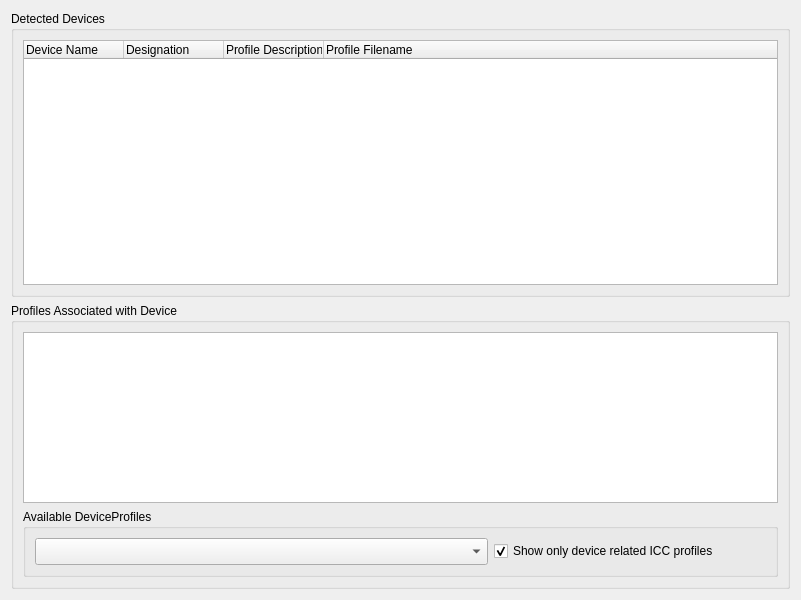
Before: the Qt Designer form src/modules/devices/sy_devices.ui in oyranos-cms/Synnefo, drawn with Qt 5.
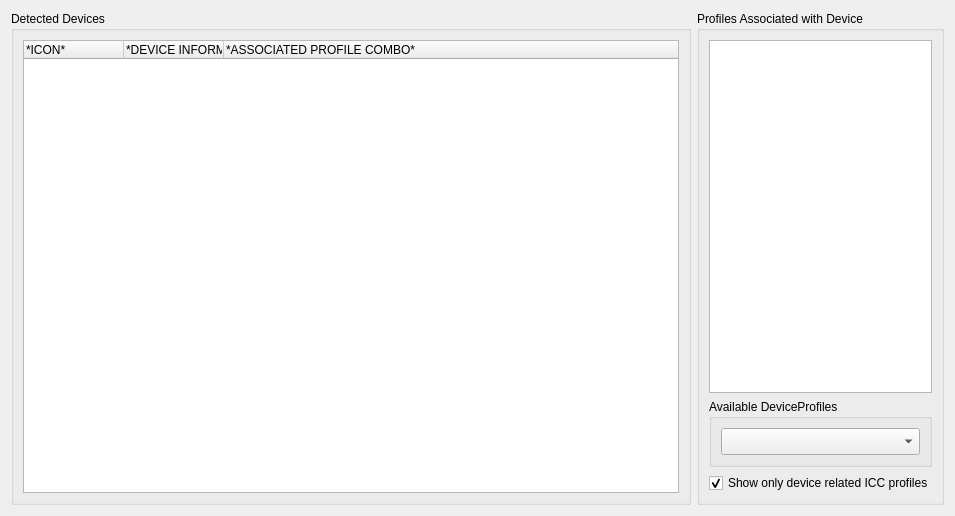
After: the same form once the commit is applied.

Commit message: begun streamlining of "Devices" and "Info" UIs

The edit to the form file:
```diff
--- a/src/modules/devices/sy_devices.ui
+++ b/src/modules/devices/sy_devices.ui
@@ -6,8 +6,8 @@
    <rect>
     <x>0</x>
     <y>0</y>
-    <width>801</width>
-    <height>600</height>
+    <width>955</width>
+    <height>516</height>
    </rect>
   </property>
   <layout class="QGridLayout" name="gridLayout_4">
@@ -37,6 +37,9 @@
         <property name="toolTip">
          <string>List of installed input/output devices and their default profiles.</string>
         </property>
+        <property name="alternatingRowColors">
+         <bool>false</bool>
+        </property>
         <property name="iconSize">
          <size>
           <width>32</width>
@@ -52,24 +55,28 @@
         <property name="headerHidden">
          <bool>false</bool>
         </property>
-        <column>
-         <property name="text">
-          <string>Device Name</string>
-         </property>
-        </column>
+        <property name="columnCount">
+         <number>3</number>
+        </property>
+        <attribute name="headerVisible">
+         <bool>true</bool>
+        </attribute>
+        <attribute name="headerVisible">
+         <bool>true</bool>
+        </attribute>
         <column>
          <property name="text">
-          <string>Designation</string>
+          <string>*ICON*</string>
          </property>
         </column>
         <column>
          <property name="text">
-          <string>Profile Description</string>
+          <string notr="true">*DEVICE INFORMATION*</string>
          </property>
         </column>
         <column>
          <property name="text">
-          <string>Profile Filename</string>
+          <string>*ASSOCIATED PROFILE COMBO*</string>
          </property>
         </column>
        </widget>
@@ -77,14 +84,20 @@
      </layout>
     </widget>
    </item>
-   <item row="1" column="0">
-    <widget class="QGroupBox" name="groupBox_2">
+   <item row="0" column="1">
+    <widget class="QGroupBox" name="profileAssociationGroupBox">
      <property name="sizePolicy">
       <sizepolicy hsizetype="Preferred" vsizetype="Ignored">
        <horstretch>0</horstretch>
        <verstretch>0</verstretch>
       </sizepolicy>
      </property>
+     <property name="maximumSize">
+      <size>
+       <width>247</width>
+       <height>16777215</height>
+      </size>
+     </property>
      <property name="title">
       <string>Profiles Associated with Device</string>
      </property>
@@ -115,7 +128,7 @@
         </property>
         <layout class="QGridLayout" name="gridLayout">
          <item row="0" column="0">
-          <layout class="QHBoxLayout" name="horizontalLayout_2" stretch="5,3">
+          <layout class="QHBoxLayout" name="horizontalLayout_2" stretch="5">
            <item>
             <widget class="QComboBox" name="deviceProfileComboBox">
              <property name="sizePolicy">
@@ -132,7 +145,12 @@
              </property>
             </widget>
            </item>
-           <item>
+          </layout>
+         </item>
+        </layout>
+       </widget>
+      </item>
+      <item row="3" column="0">
             <widget class="QCheckBox" name="relatedDeviceCheckBox">
              <property name="text">
               <string>Show only device related ICC profiles</string>
@@ -143,11 +161,6 @@
              <property name="tristate">
               <bool>false</bool>
              </property>
-            </widget>
-           </item>
-          </layout>
-         </item>
-        </layout>
        </widget>
       </item>
      </layout>
```
Left out of the diff: 3 changed lines with no effect on the pictures. Lines whose indentation alone changed are shown as unchanged. The commit also changes 7 other files.
